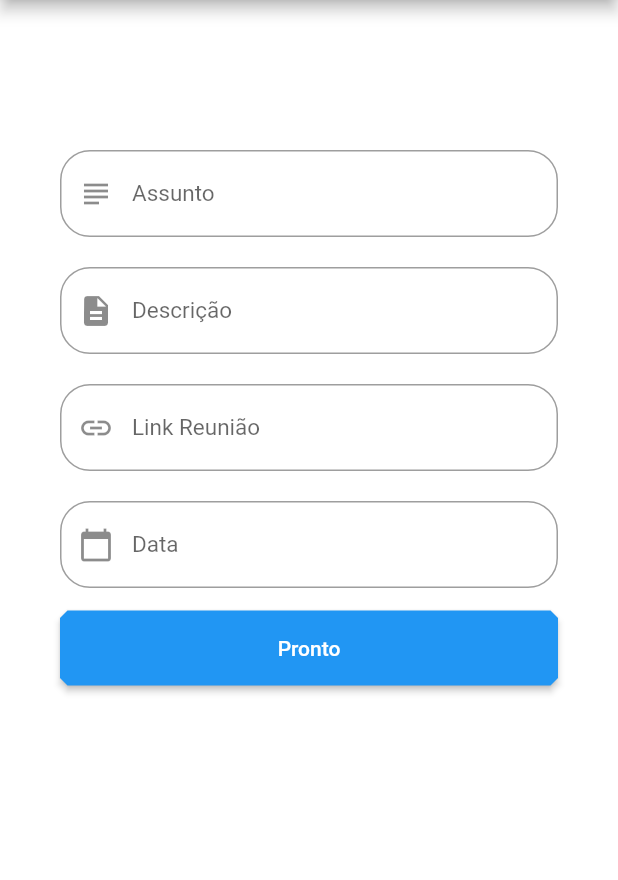
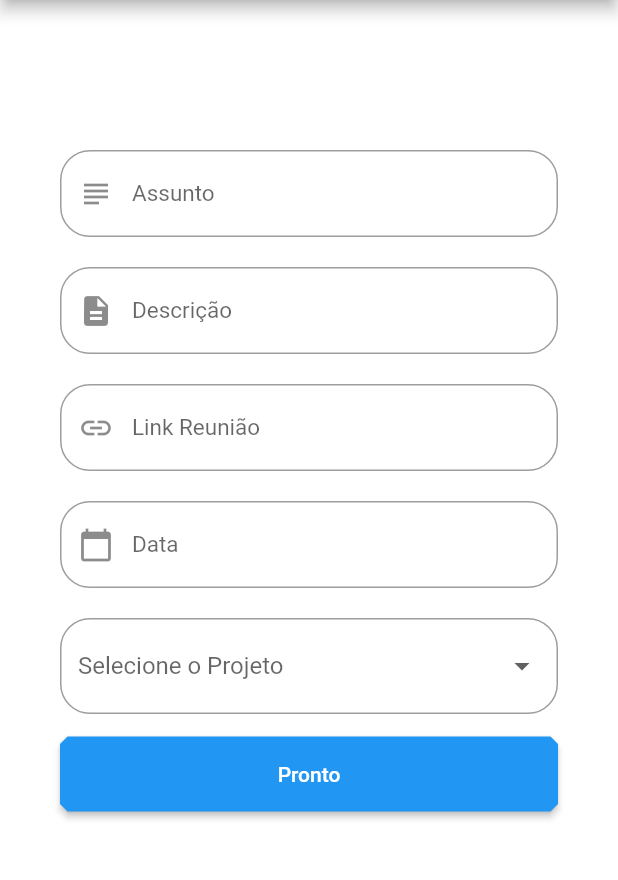
Before and after one commit to petbccufscar/pet-mobile, a Flutter app: the MeetPage screen opened by its route, on a phone screen of 412 x 824 dp, the part 84-964 px from its top. Run offline on Flutter 3.47's test engine with Material 2 defaults, Android fonts, the phone set to English and light mode, and no system bars; our stand-ins replace flutter_colorpicker, syncfusion_flutter_calendar; missing offline and left inert: syncfusion_flutter_core; generated files the repository leaves out were written again; network calls fail; Roboto replaces fonts that are missing (Hack, Montserrat).

Commit message:
Add Input projetos

```diff
--- a/lib/pages/meet_page.dart
+++ b/lib/pages/meet_page.dart
@@ -8,6 +8,9 @@ class MeetPage extends StatefulWidget {
 }
 
 class _MeetPageState extends State<MeetPage> {
+  final dropValue = ValueNotifier('');
+  final dropOptions = ['Software Quântico', 'PET Mobile', 'Marketing'];
+
   TextEditingController dateController = TextEditingController();
 
   @override
@@ -108,6 +111,32 @@ class _MeetPageState extends State<MeetPage> {
                         }
                       },
                     ))),
+            Padding(
+                padding: const EdgeInsets.only(top: 20),
+                child: Material(
+                    color: Colors.transparent,
+                    child: ValueListenableBuilder(
+                        valueListenable: dropValue,
+                        builder: (BuildContext context, String value, _) {
+                          return DropdownButtonFormField<String>(
+                            decoration: InputDecoration(
+                                border: OutlineInputBorder(
+                                  borderRadius: BorderRadius.circular(20),
+                                ),
+                                hintText: 'Selecione o Projeto',
+                                hintStyle: TextStyle(
+                                    fontFamily: "Montserrat", fontSize: 15)),
+                            value: (value.isEmpty) ? null : value,
+                            onChanged: (escolha) =>
+                                dropValue.value = escolha.toString(),
+                            items: dropOptions
+                                .map((op) => DropdownMenuItem(
+                                      value: op,
+                                      child: Text(op),
+                                    ))
+                                .toList(),
+                          );
+                        }))),
             Padding(
               padding: EdgeInsets.fromLTRB(0, 15, 0, 15),
               child: Container(
```
